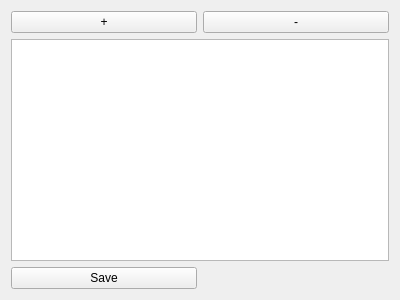
chriamue/ai_cam, file source/alarm/source/alarmwidget.ui: the form before one commit.
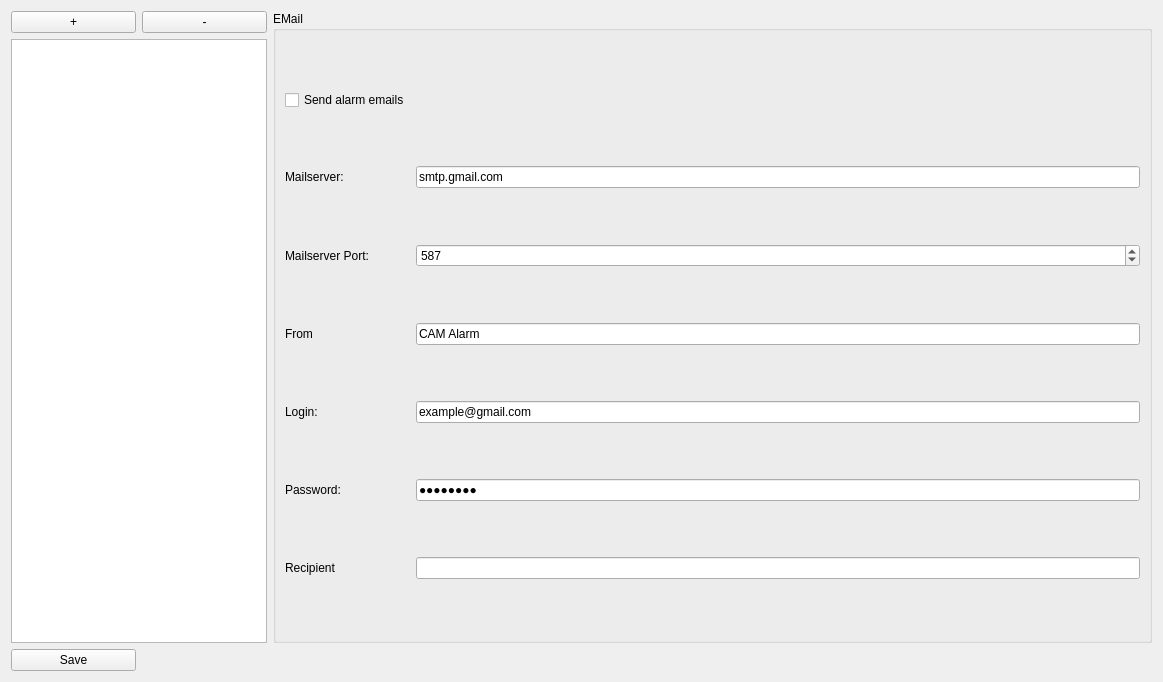
The form after the commit.

Commit message: send email

The edit to the form file:
```diff
--- a/source/alarm/source/alarmwidget.ui
+++ b/source/alarm/source/alarmwidget.ui
@@ -6,8 +6,8 @@
    <rect>
     <x>0</x>
     <y>0</y>
-    <width>400</width>
-    <height>300</height>
+    <width>1163</width>
+    <height>682</height>
    </rect>
   </property>
   <property name="windowTitle">
@@ -38,6 +38,108 @@
      </property>
     </widget>
    </item>
+   <item row="0" column="2" rowspan="2">
+    <widget class="QGroupBox" name="groupBox">
+     <property name="title">
+      <string>EMail</string>
+     </property>
+     <layout class="QGridLayout" name="gridLayout_2">
+      <item row="5" column="0">
+       <widget class="QLabel" name="label">
+        <property name="text">
+         <string>Password:</string>
+        </property>
+       </widget>
+      </item>
+      <item row="6" column="0">
+       <widget class="QLabel" name="label_5">
+        <property name="text">
+         <string>Recipient</string>
+        </property>
+       </widget>
+      </item>
+      <item row="0" column="0">
+       <widget class="QCheckBox" name="sendCheckBox">
+        <property name="text">
+         <string>Send alarm emails</string>
+        </property>
+       </widget>
+      </item>
+      <item row="4" column="1">
+       <widget class="QLineEdit" name="loginLineEdit">
+        <property name="text">
+         <string>example@gmail.com</string>
+        </property>
+       </widget>
+      </item>
+      <item row="5" column="1">
+       <widget class="QLineEdit" name="passwordLineEdit">
+        <property name="text">
+         <string>password</string>
+        </property>
+        <property name="echoMode">
+         <enum>QLineEdit::Password</enum>
+        </property>
+       </widget>
+      </item>
+      <item row="1" column="0">
+       <widget class="QLabel" name="label_2">
+        <property name="text">
+         <string>Mailserver:</string>
+        </property>
+       </widget>
+      </item>
+      <item row="2" column="1">
+       <widget class="QSpinBox" name="portSpinBox">
+        <property name="maximum">
+         <number>65000</number>
+        </property>
+        <property name="value">
+         <number>587</number>
+        </property>
+       </widget>
+      </item>
+      <item row="2" column="0">
+       <widget class="QLabel" name="label_3">
+        <property name="text">
+         <string>Mailserver Port:</string>
+        </property>
+       </widget>
+      </item>
+      <item row="6" column="1">
+       <widget class="QLineEdit" name="recipientLineEdit"/>
+      </item>
+      <item row="4" column="0">
+       <widget class="QLabel" name="label_4">
+        <property name="text">
+         <string>Login:</string>
+        </property>
+       </widget>
+      </item>
+      <item row="1" column="1">
+       <widget class="QLineEdit" name="mailserverLineEdit">
+        <property name="text">
+         <string>smtp.gmail.com</string>
+        </property>
+       </widget>
+      </item>
+      <item row="3" column="0">
+       <widget class="QLabel" name="label_6">
+        <property name="text">
+         <string>From</string>
+        </property>
+       </widget>
+      </item>
+      <item row="3" column="1">
+       <widget class="QLineEdit" name="fromLineEdit">
+        <property name="text">
+         <string>CAM Alarm</string>
+        </property>
+       </widget>
+      </item>
+     </layout>
+    </widget>
+   </item>
   </layout>
  </widget>
  <resources/>
```
The commit also changes 4 other files.
